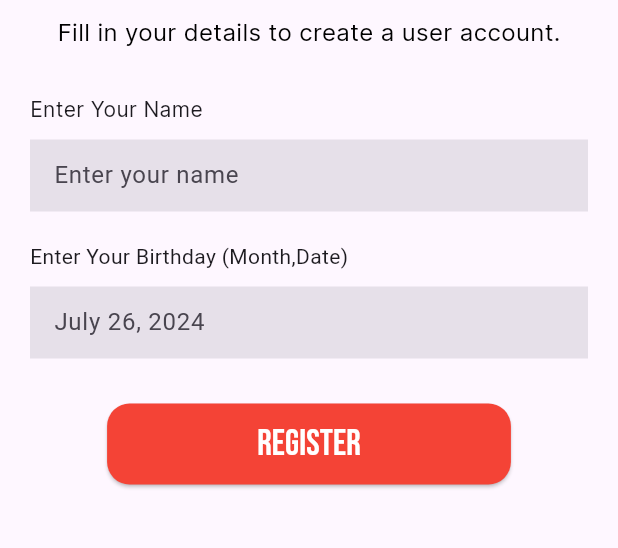
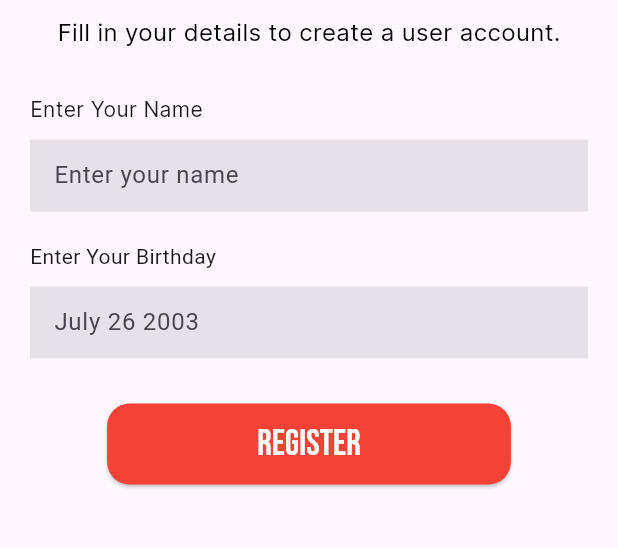
Before and after one commit to Reubencfernandes/Project_Gemini, a Flutter app: the CreateAccount screen opened by its route, on a phone screen of 412 x 824 dp, the part 255-803 px from its top. Run offline on Flutter 3.47's test engine with Material 3 defaults, Android fonts, the phone set to English and light mode, and no system bars; our stand-ins replace awesome_notifications, google_generative_ai, isar, percent_indicator, pie_chart, responsive_sizer; missing offline and left inert: color_hash, flutter_animated_button; accounts and stored records are empty; generated files the repository leaves out were written again.

Commit message:
some changes

```diff
--- a/lib/pages/create_task_page.dart
+++ b/lib/pages/create_task_page.dart
@@ -31,9 +31,9 @@ class _CreateTaskPageState extends State<CreateTaskPage> {
   final model = GenerativeModel(
       model: 'gemini-1.5-flash',
       apiKey:
-      'Key-You-want-Take-this'); // Replace with your actual API key
-  DateTime now = DateTime.now().toUtc();
-  DateTime selectedDate = DateTime.now().toUtc();
+      'AIzaSyC-ZhzdwrMwkGFnw9bhOTWDxx6n8IxL7hA'); // Replace with your actual API key
+  DateTime now = DateTime.now().toLocal();
+  DateTime selectedDate = DateTime.now().toLocal();
   TextEditingController description = TextEditingController();
   List<dynamic> tasksForToday = [];
   TextEditingController startTimeController = TextEditingController();
--- a/lib/pages/home_page.dart
+++ b/lib/pages/home_page.dart
@@ -304,7 +304,8 @@ class WelcomeHeader extends StatefulWidget {
 }
 
 class _WelcomeHeaderState extends State<WelcomeHeader> {
-  Future<String> _fetchUserName() async {// Simulating a delay
+  Future<String> _fetchUserName() async {
+    await Future.delayed(const Duration(seconds: 1));
     return DatabaseService().users[0].name;
   }
 
--- a/lib/pages/register.dart
+++ b/lib/pages/register.dart
@@ -16,9 +16,9 @@ class CreateAccount extends StatefulWidget {
 class _CreateAccountState extends State<CreateAccount> {
   bool isRegister = false;
   DateTime now = DateTime.now().toUtc();
-  DateTime selectedDate = DateTime.now().toUtc();
+  late DateTime selectedDate = DateTime(now.year-21, now.month, now.day);
   late DateTime lastDate = DateTime(now.year-100, now.month, now.day);
-  late String formattedMonth = DateFormat('MMMM dd, yyyy').format(selectedDate);
+  late String formattedMonth = DateFormat('MMMM dd yyyy').format(selectedDate);
   final TextEditingController nameController = TextEditingController();
 
   Future<void> _selectDate(BuildContext context) async {
@@ -39,7 +39,7 @@ class _CreateAccountState extends State<CreateAccount> {
     if (picked != null && picked != selectedDate) {
       setState(() {
         selectedDate = picked;
-        formattedMonth = DateFormat('MMMM dd, yyyy').format(selectedDate);
+        formattedMonth = DateFormat('MMMM dd yyyy').format(selectedDate);
       });
     }
   }
@@ -121,7 +121,7 @@ class _CreateAccountState extends State<CreateAccount> {
                   maxLines: 1,
                 ),
                 const SizedBox(height: 20), // Add space between elements
-                const Text("Enter Your Birthday (Month,Date)"),
+                const Text("Enter Your Birthday"),
                 const SizedBox(height: 10), // Add space between elements
                 TextField(
                   onTap: () => _selectDate(context),
--- a/pubspec.yaml
+++ b/pubspec.yaml
@@ -16,7 +16,7 @@ publish_to: 'none' # Remove this line if you wish to publish to pub.dev
 # https://developer.apple.com/library/archive/documentation/General/Reference/InfoPlistKeyReference/Articles/CoreFoundationKeys.html
 # In Windows, build-name is used as the major, minor, and patch parts
 # of the product and file versions while build-number is used as the build suffix.
-version: 1.0.0+1
+version: 1.0.1+2
 
 environment:
   sdk: '>=3.4.3 <4.0.0'
@@ -28,6 +28,7 @@ environment:
 # the latest version available on pub.dev. To see which dependencies have newer
 # versions available, run `flutter pub outdated`.
 dependencies:
+  rename: ^3.0.2
   google_fonts: ^6.2.1
   responsive_sizer: ^3.3.1
   flutter:
```
Also changed, not shown: lib/pages/components/bottom_tab_navigation.dart (+6 -2 lines), pubspec.lock, 6 other files.
